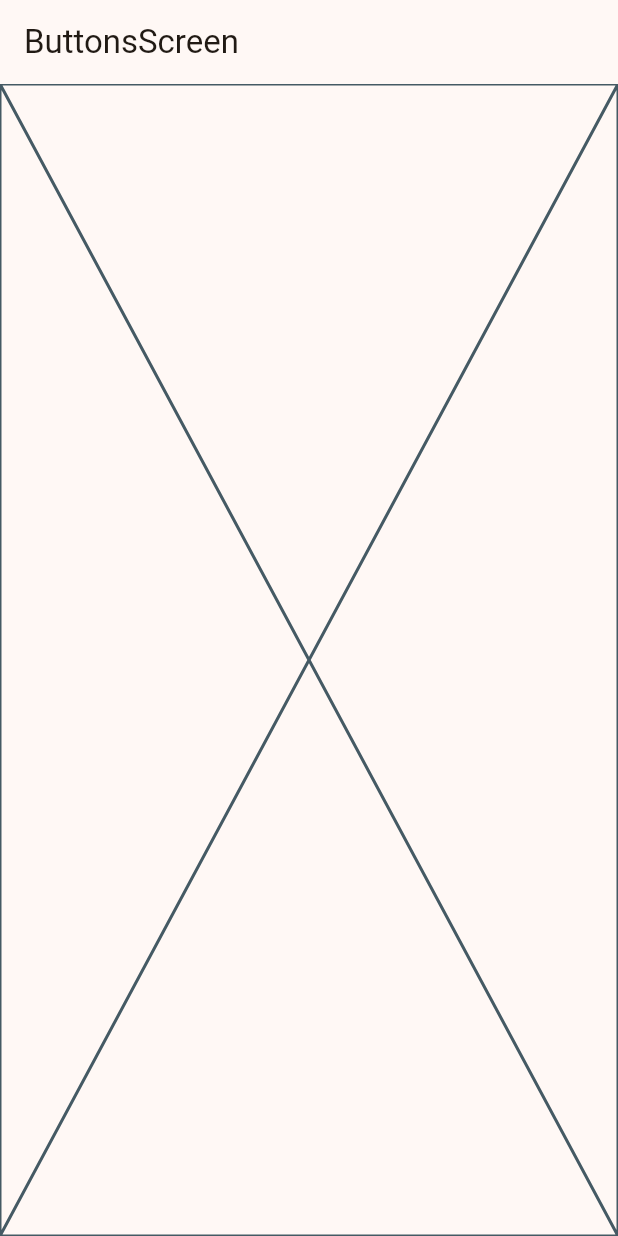
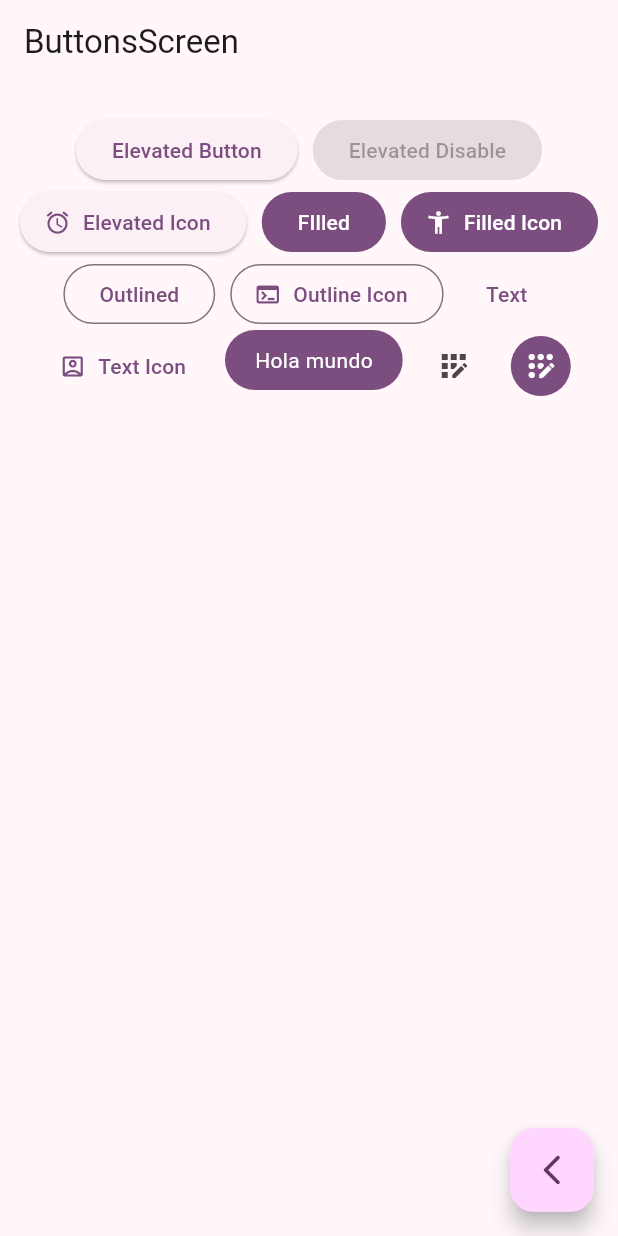
Before and after one commit to DELMER-DESARROLLO-INTELIGENTE/widgetsapp, a Flutter app: the ButtonsScreen screen opened by its route, on a phone screen of 412 x 824 dp. Run offline on Flutter 3.47's test engine with Material 2 defaults, Android fonts, the phone set to English and light mode, and no system bars; our stand-ins replace go_router.

Commit message:
buttons check ready

```diff
--- a/lib/config/router/app_router.dart
+++ b/lib/config/router/app_router.dart
@@ -8,16 +8,19 @@ final appRouter = GoRouter(
   routes: [
     GoRoute(
       path: '/',
+      name: HomeScreen.name,
       builder: (context, state) => const HomeScreen(),
     ),
 
     GoRoute(
       path: '/buttons',
+      name: ButtonsScreen.name,
       builder: (context, state) => const ButtonsScreen(),
     ),
 
     GoRoute(
       path: '/cards',
+      name: CardsScreen.name,
       builder: (context, state) => const CardsScreen(),
     ),
   ],
--- a/lib/main.dart
+++ b/lib/main.dart
@@ -14,7 +14,7 @@ class MainApp extends StatelessWidget {
     return MaterialApp.router(
       routerConfig: appRouter,
       debugShowCheckedModeBanner: false,
-      theme: AppTheme(selectedColor: 6).getTheme(),
+      theme: AppTheme(selectedColor: 4).getTheme(),
 
     );
   }
--- a/lib/presentation/screens/buttons/buttons_screen.dart
+++ b/lib/presentation/screens/buttons/buttons_screen.dart
@@ -1,6 +1,10 @@
 import 'package:flutter/material.dart';
+import 'package:go_router/go_router.dart';
 
 class ButtonsScreen extends StatelessWidget {
+
+  static const String name = "buttons_screen";
+
   const ButtonsScreen({super.key});
 
   @override
@@ -9,7 +13,102 @@ class ButtonsScreen extends StatelessWidget {
       appBar: AppBar(
         title: const Text('ButtonsScreen'),
       ),
-      body: const Placeholder(),
+      body: const _ButtonsView(),
+      floatingActionButton: FloatingActionButton(
+        child: const Icon(Icons.arrow_back_ios_new_rounded),
+        onPressed: (){
+          context.pop();
+        },
+      ),
     );
   }
 }
+
+class _ButtonsView extends StatelessWidget {
+  const _ButtonsView();
+
+  @override
+  Widget build(BuildContext context) {
+
+    final colors = Theme.of(context).colorScheme;
+
+    return SizedBox(
+      width: double.infinity,
+      child: Padding(
+        padding: const EdgeInsets.symmetric(horizontal: 10, vertical: 20),
+        child: Wrap(
+          spacing: 10,
+          alignment: WrapAlignment.center,
+          children: [
+            ElevatedButton(onPressed: (){}, child: const Text('Elevated Button')),
+            const ElevatedButton(onPressed: null, child: Text('Elevated Disable')),
+
+            ElevatedButton.icon(
+              onPressed: (){},
+              icon: const Icon(Icons.access_alarm_rounded),
+              label: const Text('Elevated Icon')
+            ),
+
+            FilledButton(onPressed: (){}, child: const Text('FIlled')),
+            FilledButton.icon(
+              onPressed: (){},
+              icon: const Icon(Icons.accessibility_new),
+              label: const Text('Filled Icon')
+            ),
+
+            OutlinedButton(onPressed: (){}, child: const Text('Outlined')),
+            OutlinedButton.icon(
+              onPressed: (){},
+              icon: const Icon(Icons.terminal),
+              label: const Text('Outline Icon')
+            ),
+
+            TextButton(onPressed: (){}, child: const Text('Text')),
+            TextButton.icon(
+              onPressed: (){},
+              icon: const Icon(Icons.account_box_outlined),
+              label: const Text('Text Icon')
+            ),
+
+            //CUSTOM BUTTON
+            const CustomButton(),
+
+            IconButton(onPressed: (){}, icon: const Icon(Icons.app_registration_outlined)),
+            IconButton(
+              onPressed: (){},
+              icon: const Icon(Icons.app_registration_rounded),
+              style: ButtonStyle(
+                backgroundColor: MaterialStatePropertyAll(colors.primary),
+                iconColor: const MaterialStatePropertyAll(Colors.white),
+              ),
+            )
+          ],
+        ),
+      ),
+    );
+  }
+}
+
+class CustomButton extends StatelessWidget {
+  const CustomButton({super.key});
+
+  @override
+  Widget build(BuildContext context) {
+
+    final colors = Theme.of(context).colorScheme;
+
+    return ClipRRect(
+      borderRadius: BorderRadius.circular(20),
+      child: Material(
+        color: colors.primary,
+        child: InkWell(
+          onTap: (){},
+          child: const Padding(
+            padding: EdgeInsets.symmetric(horizontal: 20, vertical: 10),
+            child: Text('Hola mundo', style: TextStyle(color: Colors.white),),
+          ),
+        ),
+      ),
+    );
+  }
+}
--- a/lib/presentation/screens/cards/cards_screen.dart
+++ b/lib/presentation/screens/cards/cards_screen.dart
@@ -1,6 +1,9 @@
 import 'package:flutter/material.dart';
 
 class CardsScreen extends StatelessWidget {
+
+  static const String name = "cards_screen";
+
   const CardsScreen({super.key});
 
   @override
--- a/lib/presentation/screens/home/home_screen.dart
+++ b/lib/presentation/screens/home/home_screen.dart
@@ -3,6 +3,9 @@ import 'package:go_router/go_router.dart';
 import 'package:widgets_app/config/menu/menu_items.dart';
 
 class HomeScreen extends StatelessWidget {
+
+  static const String name = "home_screen";
+
   const HomeScreen({super.key});
 
   @override
```
